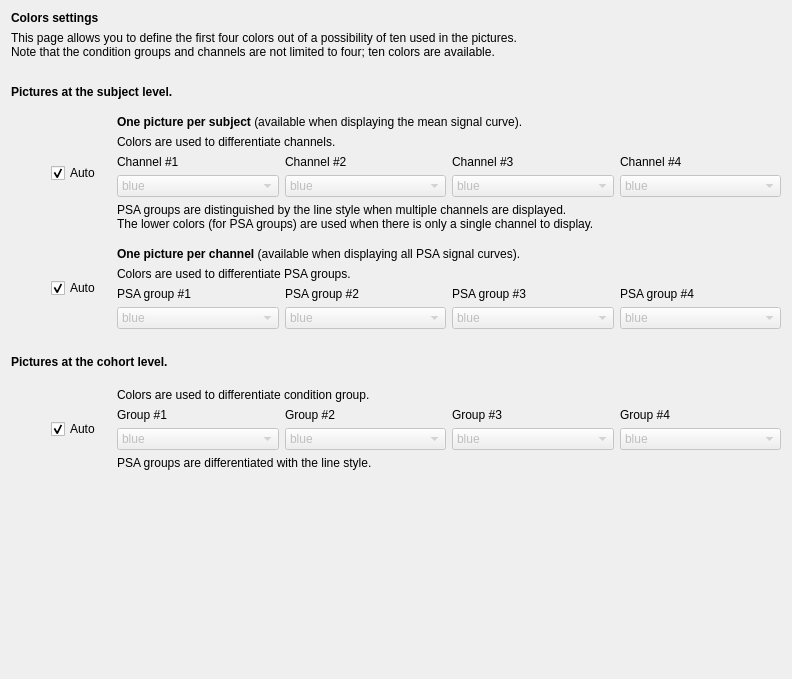
Old version of the form tools/CEAMSTools/PSAImages/DisplaySettings/Ui_DisplaySettings.ui in the repository SnoozToolbox/snooz-package-ceams.
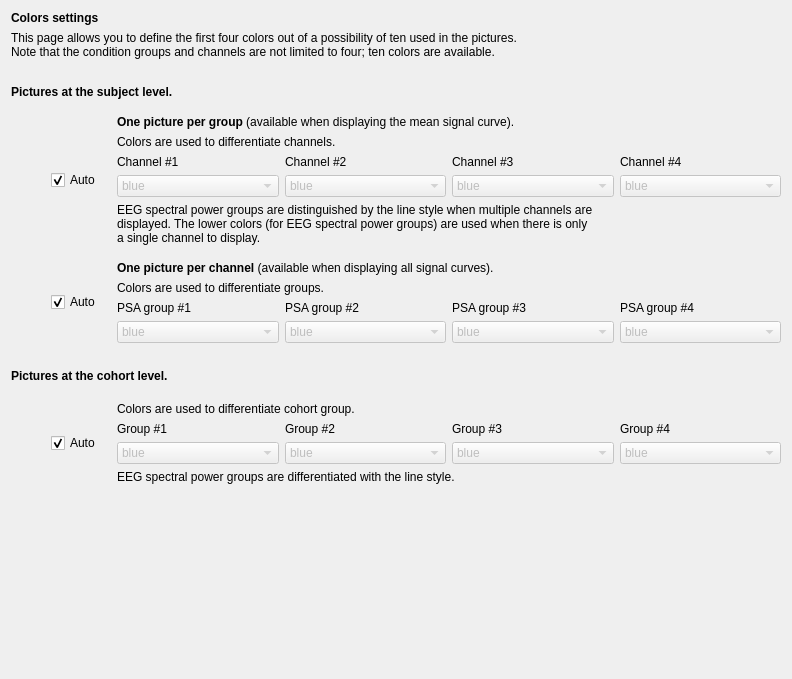
New version of the form.

Commit message: Small UI modifications for PSAImages tool and module

```diff
--- a/tools/CEAMSTools/PSAImages/DisplaySettings/Ui_DisplaySettings.ui
+++ b/tools/CEAMSTools/PSAImages/DisplaySettings/Ui_DisplaySettings.ui
@@ -118,7 +118,7 @@
          <item>
           <widget class="QLabel" name="label_8">
            <property name="text">
-            <string>&lt;html&gt;&lt;head/&gt;&lt;body&gt;&lt;p&gt;&lt;span style=&quot; font-weight:600;&quot;&gt;One picture per subject&lt;/span&gt; (available when displaying the mean signal curve).&lt;/p&gt;&lt;/body&gt;&lt;/html&gt;</string>
+            <string>&lt;html&gt;&lt;head/&gt;&lt;body&gt;&lt;p&gt;&lt;span style=&quot; font-weight:600;&quot;&gt;One picture per group&lt;/span&gt; (available when displaying the mean signal curve).&lt;/p&gt;&lt;/body&gt;&lt;/html&gt;</string>
            </property>
           </widget>
          </item>
@@ -403,8 +403,9 @@
        <item>
         <widget class="QLabel" name="label_15">
          <property name="text">
-          <string>PSA groups are distinguished by the line style when multiple channels are displayed.
-The lower colors (for PSA groups) are used when there is only a single channel to display.</string>
+          <string>EEG spectral power groups are distinguished by the line style when multiple channels are
+displayed. The lower colors (for EEG spectral power groups) are used when there is only
+a single channel to display.</string>
          </property>
         </widget>
        </item>
@@ -475,14 +476,14 @@
          <item>
           <widget class="QLabel" name="label_2">
            <property name="text">
-            <string>&lt;html&gt;&lt;head/&gt;&lt;body&gt;&lt;p&gt;&lt;span style=&quot; font-weight:600;&quot;&gt;One picture per channel&lt;/span&gt; (available when displaying all PSA signal curves).&lt;/p&gt;&lt;/body&gt;&lt;/html&gt;</string>
+            <string>&lt;html&gt;&lt;head/&gt;&lt;body&gt;&lt;p&gt;&lt;span style=&quot; font-weight:600;&quot;&gt;One picture per channel&lt;/span&gt; (available when displaying all signal curves).&lt;/p&gt;&lt;/body&gt;&lt;/html&gt;</string>
            </property>
           </widget>
          </item>
          <item>
           <widget class="QLabel" name="label_3">
            <property name="text">
-            <string>Colors are used to differentiate PSA groups.</string>
+            <string>Colors are used to differentiate groups.</string>
            </property>
           </widget>
          </item>
@@ -847,7 +848,7 @@
          <item>
           <widget class="QLabel" name="label_17">
            <property name="text">
-            <string>Colors are used to differentiate condition group.</string>
+            <string>Colors are used to differentiate cohort group.</string>
            </property>
           </widget>
          </item>
@@ -1125,7 +1126,7 @@
        <item>
         <widget class="QLabel" name="label_22">
          <property name="text">
-          <string>PSA groups are differentiated with the line style.</string>
+          <string>EEG spectral power groups are differentiated with the line style.</string>
          </property>
         </widget>
        </item>
```
The commit also changes 7 other files.
